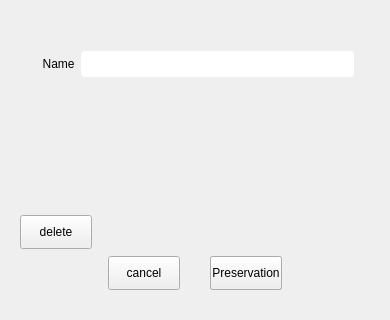
Qt form src/plugins/ukui-clock/clock.ui (ukui/ukui-sidebar) before a commit; both pictures show x 0 to 390 and y 260 to 580 of the 390 by 580 pixel window.
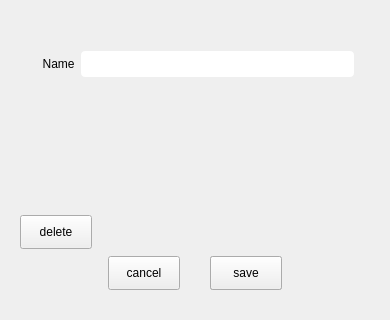
The same form after that commit. The open tabs and pages were chosen to show the change. Icons and pictures are not drawn. Custom widgets are drawn as their Qt base class.

The edit to the form file:
```diff
--- a/src/plugins/ukui-clock/clock.ui
+++ b/src/plugins/ukui-clock/clock.ui
@@ -536,7 +536,7 @@
        <string notr="true"/>
       </property>
       <property name="text">
-       <string>Preservation</string>
+       <string>save</string>
       </property>
      </widget>
      <widget class="QLabel" name="label_12">
@@ -590,7 +590,7 @@
        <string notr="true"/>
       </property>
       <property name="text">
-       <string>Preservation</string>
+       <string>save</string>
       </property>
      </widget>
      <widget class="QLabel" name="label_13">
```
Left out of the diff: 17 changed lines with no effect on the pictures.
